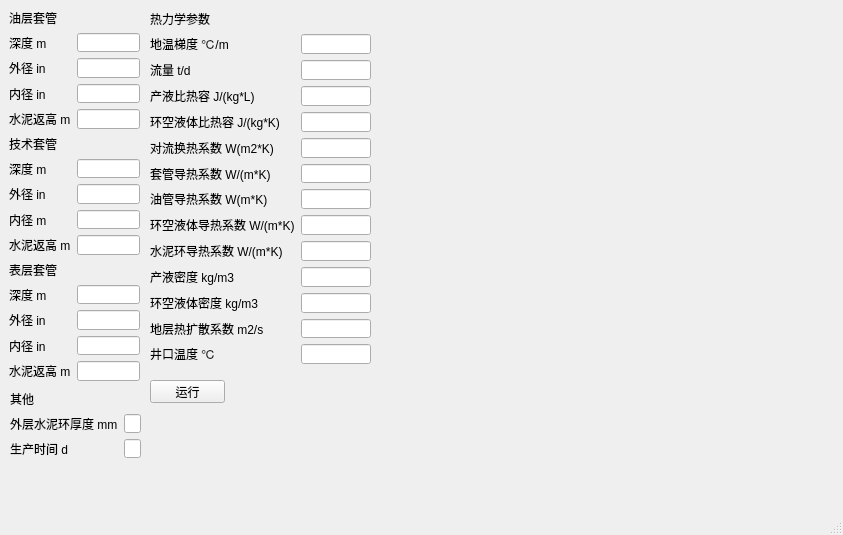
Qt form mainWindow.ui (czy1996/APB) before a commit.
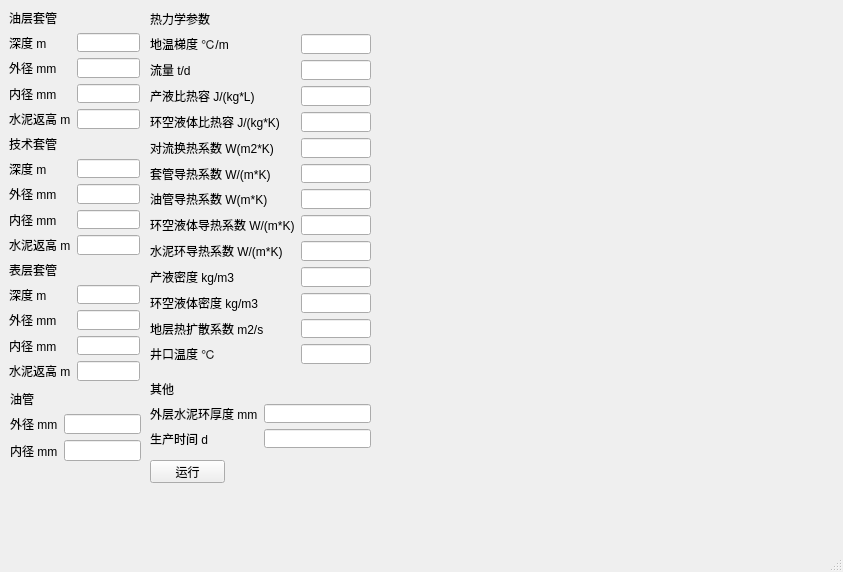
The same form after that commit.

Commit message: 控件名称修改

What changed in the file:
```diff
--- a/mainWindow.ui
+++ b/mainWindow.ui
@@ -7,7 +7,7 @@
     <x>0</x>
     <y>0</y>
     <width>843</width>
-    <height>535</height>
+    <height>572</height>
    </rect>
   </property>
   <property name="sizePolicy">
@@ -52,7 +52,7 @@
        <item row="1" column="0">
         <widget class="QLabel" name="label_3">
          <property name="text">
-          <string>外径 in</string>
+          <string>外径 mm</string>
          </property>
         </widget>
        </item>
@@ -62,7 +62,7 @@
        <item row="2" column="0">
         <widget class="QLabel" name="label_4">
          <property name="text">
-          <string>内径 in</string>
+          <string>内径 mm</string>
          </property>
         </widget>
        </item>
@@ -115,7 +115,7 @@
        <item row="1" column="0">
         <widget class="QLabel" name="label_7">
          <property name="text">
-          <string>外径 in</string>
+          <string>外径 mm</string>
          </property>
         </widget>
        </item>
@@ -125,7 +125,7 @@
        <item row="2" column="0">
         <widget class="QLabel" name="label_8">
          <property name="text">
-          <string>内径 m</string>
+          <string>内径 mm</string>
          </property>
         </widget>
        </item>
@@ -181,7 +181,7 @@
        <item row="1" column="0">
         <widget class="QLabel" name="label_11">
          <property name="text">
-          <string>外径 in</string>
+          <string>外径 mm</string>
          </property>
         </widget>
        </item>
@@ -191,7 +191,7 @@
        <item row="2" column="0">
         <widget class="QLabel" name="label_12">
          <property name="text">
-          <string>内径 in</string>
+          <string>内径 mm</string>
          </property>
         </widget>
        </item>
@@ -212,9 +212,9 @@
    <widget class="QWidget" name="verticalLayoutWidget_4">
     <property name="geometry">
      <rect>
-      <x>10</x>
-      <y>390</y>
-      <width>131</width>
+      <x>150</x>
+      <y>380</y>
+      <width>221</width>
       <height>68</height>
      </rect>
     </property>
@@ -409,7 +409,7 @@
     <property name="geometry">
      <rect>
       <x>150</x>
-      <y>380</y>
+      <y>460</y>
       <width>75</width>
       <height>23</height>
      </rect>
@@ -418,6 +418,49 @@
      <string>运行</string>
     </property>
    </widget>
+   <widget class="QWidget" name="verticalLayoutWidget_6">
+    <property name="geometry">
+     <rect>
+      <x>10</x>
+      <y>390</y>
+      <width>131</width>
+      <height>71</height>
+     </rect>
+    </property>
+    <layout class="QVBoxLayout" name="Tubing">
+     <item>
+      <widget class="QLabel" name="label_17">
+       <property name="text">
+        <string>油管</string>
+       </property>
+      </widget>
+     </item>
+     <item>
+      <layout class="QFormLayout" name="formLayout_6">
+       <item row="0" column="0">
+        <widget class="QLabel" name="label_19">
+         <property name="text">
+          <string>外径 mm</string>
+         </property>
+        </widget>
+       </item>
+       <item row="0" column="1">
+        <widget class="QLineEdit" name="input_dto"/>
+       </item>
+       <item row="1" column="0">
+        <widget class="QLabel" name="label_20">
+         <property name="text">
+          <string>内径 mm</string>
+         </property>
+        </widget>
+       </item>
+       <item row="1" column="1">
+        <widget class="QLineEdit" name="input_dti"/>
+       </item>
+      </layout>
+     </item>
+    </layout>
+   </widget>
   </widget>
   <widget class="QMenuBar" name="menubar">
    <property name="geometry">
```
Left out of the diff: 52 changed lines with no effect on the pictures. The commit also changes 1 other file.
